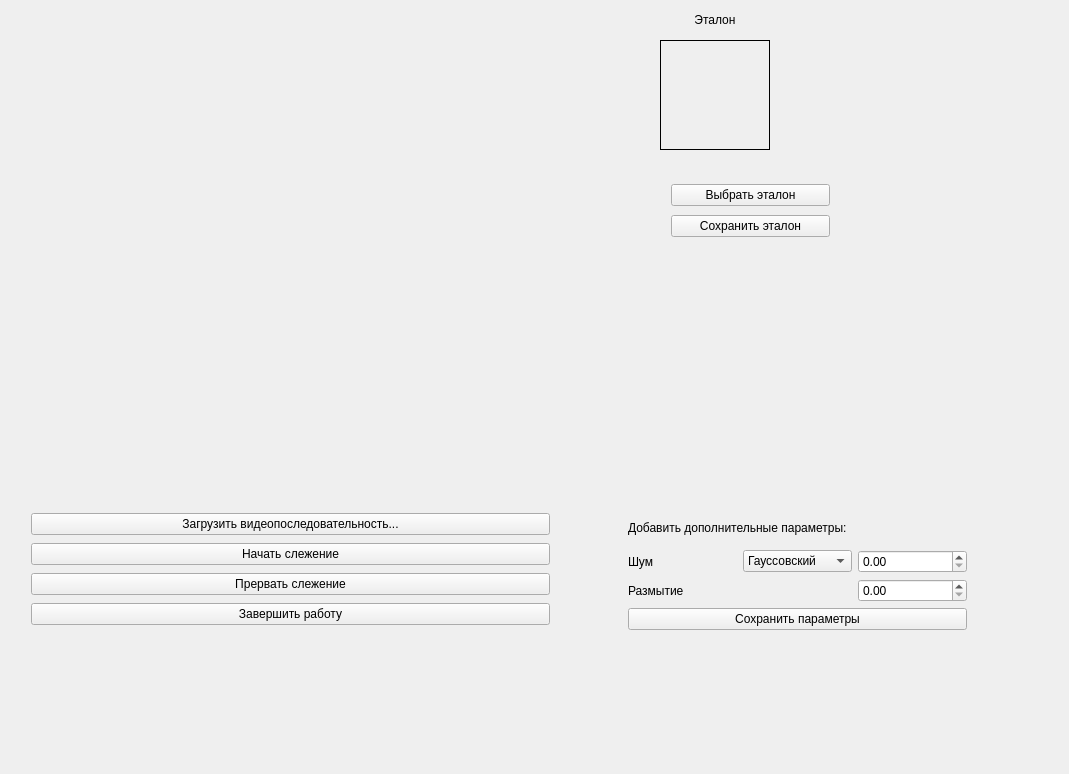
This is widget.ui in lizatish/Techical_view as Qt 5 draws it before an edit. The edited form follows.
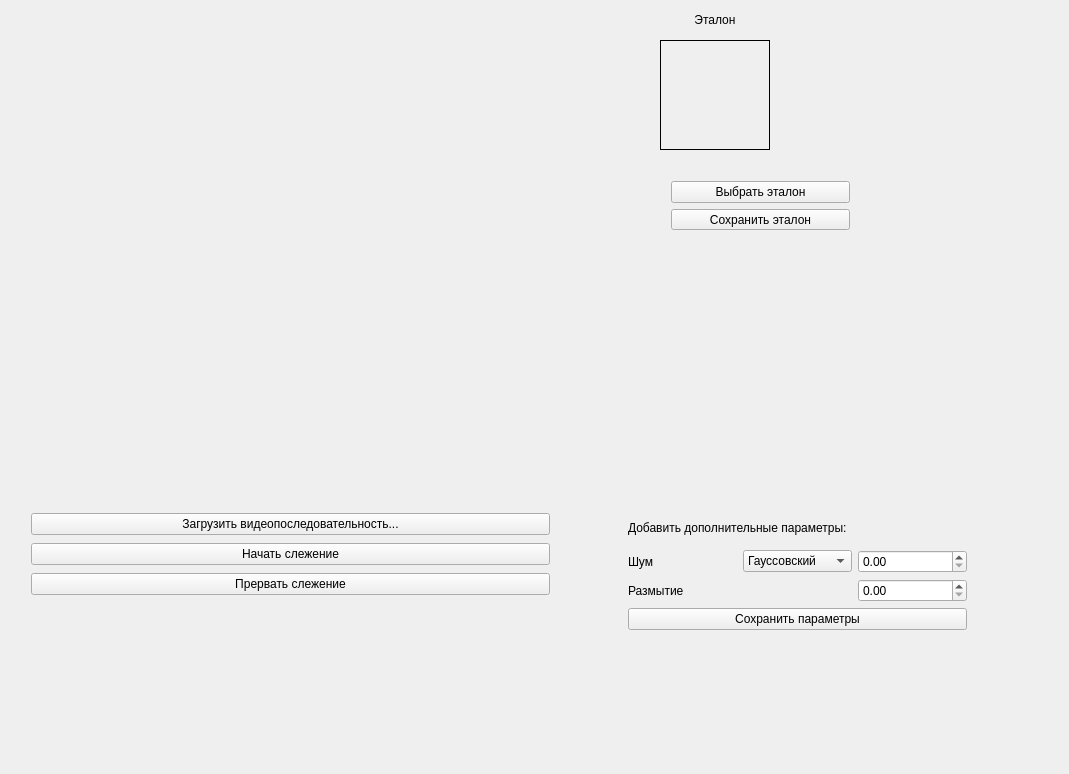
This is the edited form. Custom widgets are drawn as their Qt base class.

Commit message: Add backend of start and stop tracking buttons

What changed in the file:
```diff
--- a/widget.ui
+++ b/widget.ui
@@ -50,7 +50,7 @@
      <x>20</x>
      <y>500</y>
      <width>541</width>
-     <height>140</height>
+     <height>111</height>
     </rect>
    </property>
    <layout class="QGridLayout" name="gridLayout">
@@ -75,13 +75,6 @@
       </property>
      </widget>
     </item>
-    <item row="3" column="1">
-     <widget class="QPushButton" name="stopProcess">
-      <property name="text">
-       <string>Завершить работу</string>
-      </property>
-     </widget>
-    </item>
    </layout>
   </widget>
   <widget class="QLabel" name="etalon">
@@ -127,8 +120,8 @@
     <rect>
      <x>660</x>
      <y>170</y>
-     <width>181</width>
-     <height>81</height>
+     <width>201</width>
+     <height>71</height>
     </rect>
    </property>
    <layout class="QVBoxLayout" name="verticalLayout">
```
Left out of the diff: 34 changed lines with no effect on the pictures. The commit also changes 2 other files.
